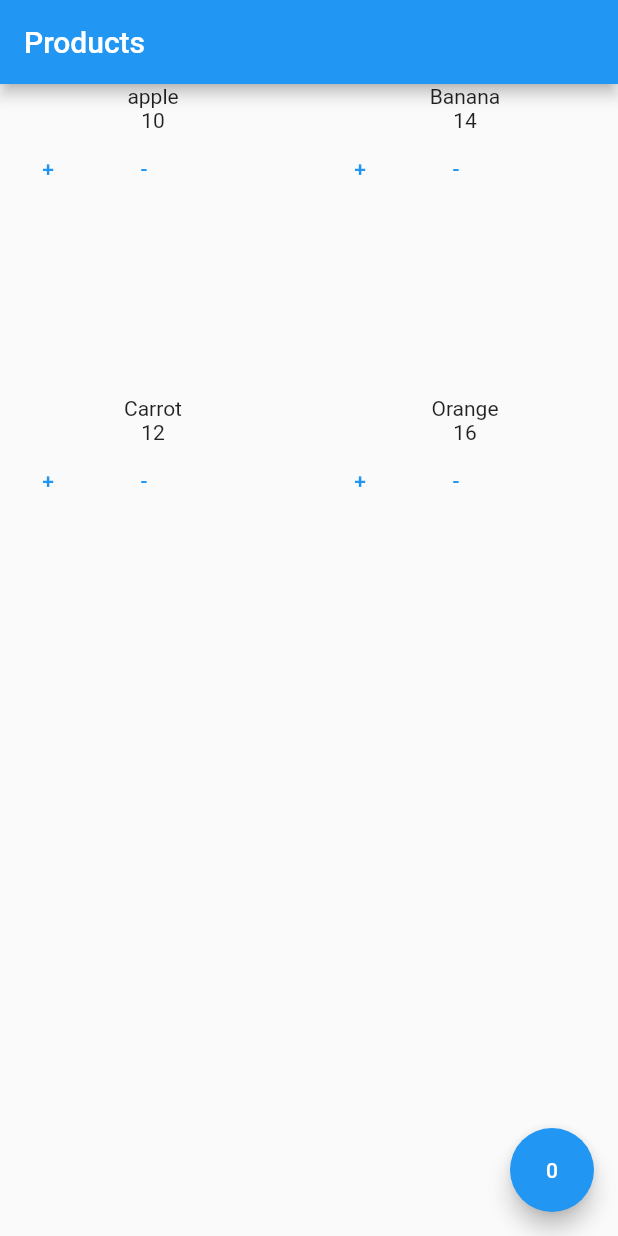
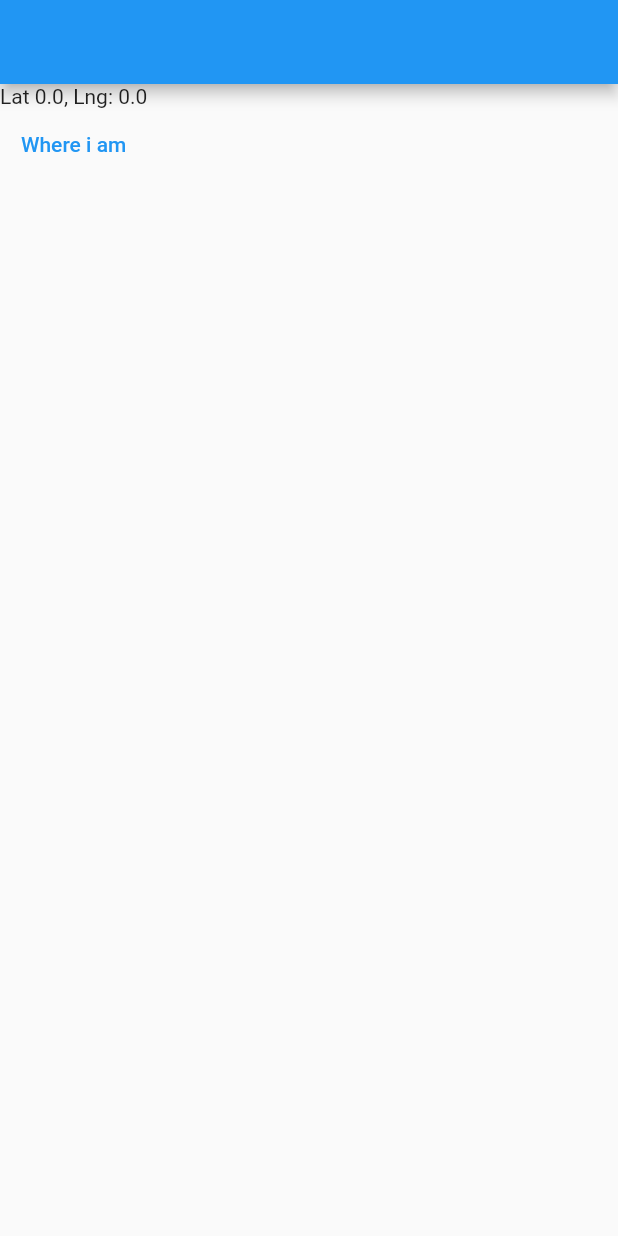
Before and after one commit to codesundar/ksqure, a Flutter app: the screen it shows after launch, on a phone screen of 412 x 824 dp. Run offline on Flutter 3.47's test engine with Material 2 defaults, Android fonts, the phone set to English and light mode, and no system bars; our stand-ins replace geolocator, get, get_storage, image_picker.

Commit message:
geolocation_example

```diff
--- a/lib/main.dart
+++ b/lib/main.dart
@@ -4,6 +4,7 @@ import 'package:get/get.dart';
 import 'package:project_name/screens/bottom-nav-example.dart';
 import 'package:project_name/screens/cart-logics/products.dart';
 import 'package:project_name/screens/counter.dart';
+import 'package:project_name/screens/geo-location-example.dart';
 import 'package:project_name/screens/http-example.dart';
 import 'package:project_name/screens/login.dart';
 import 'package:project_name/screens/profile.dart';
@@ -22,7 +23,7 @@ class MyApp extends StatelessWidget {
   Widget build(BuildContext context) {
     return GetMaterialApp(
       debugShowCheckedModeBanner: false,
-      home: ProductListScreen(),
+      home: GeolocationExample(),
     );
   }
 }
--- /dev/null
+++ b/lib/screens/geo-location-example.dart
@@ -0,0 +1,53 @@
+import 'package:flutter/material.dart';
+import 'package:geolocator/geolocator.dart';
+
+class GeolocationExample extends StatefulWidget {
+  const GeolocationExample({Key? key}) : super(key: key);
+
+  @override
+  State<GeolocationExample> createState() => _GeolocationExampleState();
+}
+
+class _GeolocationExampleState extends State<GeolocationExample> {
+  var lat = 0.0;
+  var lng = 0.0;
+
+  findMyLocation() async {
+    bool devicePermission;
+    devicePermission = await Geolocator.isLocationServiceEnabled();
+    if (devicePermission) {
+      var appLevel = await Geolocator.checkPermission();
+      if (appLevel == LocationPermission.denied) {
+        appLevel = await Geolocator.requestPermission();
+      } else if (appLevel == LocationPermission.deniedForever) {
+        print("Error: App location permission denied forever");
+      }
+      var location = await Geolocator.getCurrentPosition();
+      print(location.accuracy);
+      setState(() {
+        lat = location.latitude;
+        lng = location.longitude;
+      });
+    } else {
+      print("Error : GPS sensor permission issue, device level");
+    }
+  }
+
+  @override
+  Widget build(BuildContext context) {
+    return Scaffold(
+      appBar: AppBar(),
+      body: Column(
+        children: [
+          Text("Lat $lat, Lng: $lng"),
+          TextButton(
+            onPressed: () {
+              findMyLocation();
+            },
+            child: Text("Where i am"),
+          )
+        ],
+      ),
+    );
+  }
+}
--- a/pubspec.yaml
+++ b/pubspec.yaml
@@ -10,6 +10,7 @@ dependencies:
   cupertino_icons: ^1.0.2
   flutter:
     sdk: flutter
+  geolocator: ^8.2.0
   get: ^4.6.1
   get_storage: ^2.0.3
   http: ^0.13.4
```
Also changed, not shown: pubspec.lock, 4 other files.
